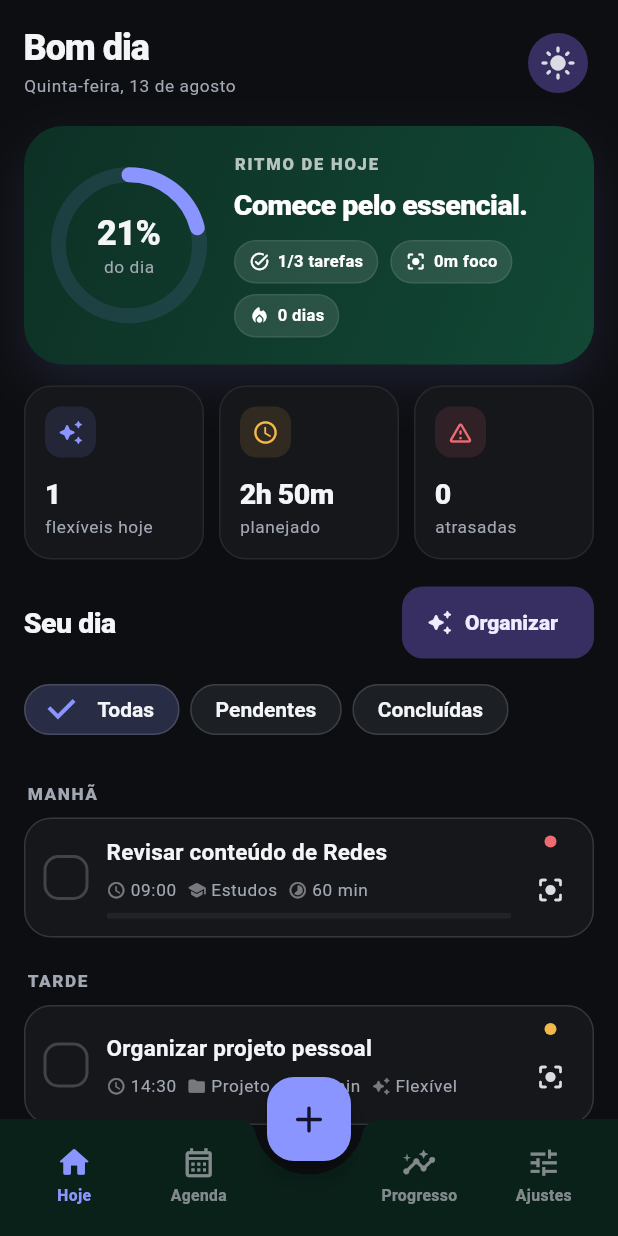
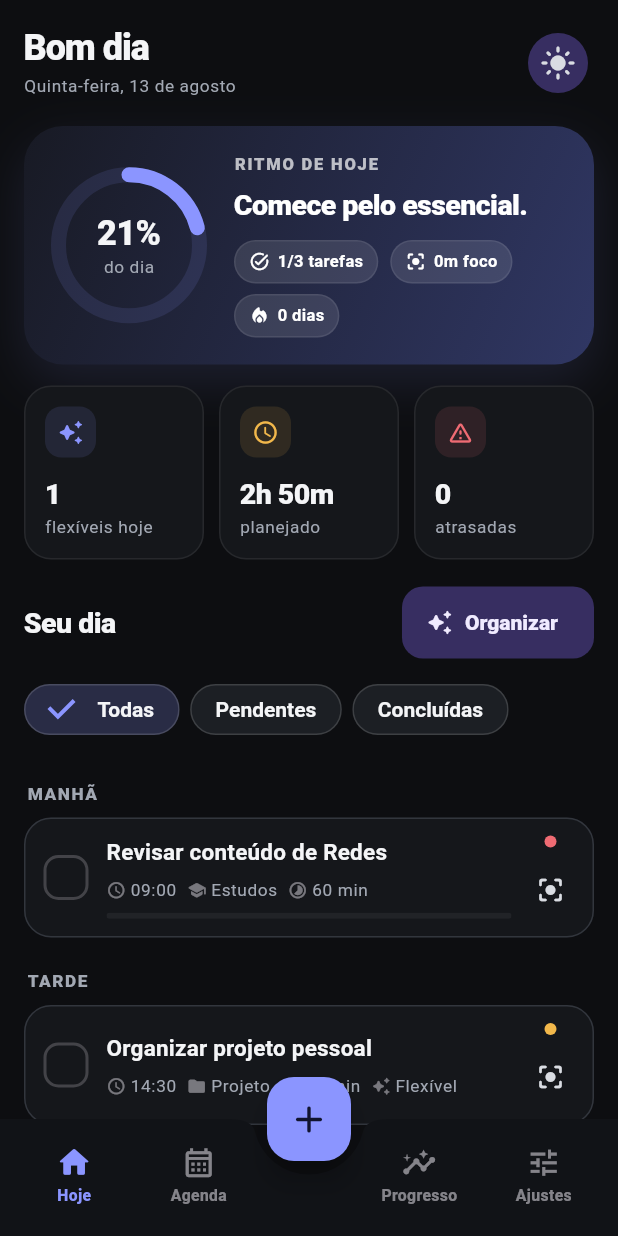
Before and after one commit to VictorAms12/RitmoAndroid, a Flutter app: the screen it shows after launch, on a phone screen of 412 x 824 dp. Run offline on Flutter 3.47's test engine with Material 3 defaults, Android fonts, the phone set to English and light mode, and no system bars; our stand-ins replace shared_preferences.

Commit message:
style: Ritmo 3.0.2 remove verde residual [skip ci]

```diff
--- a/lib/core/theme.dart
+++ b/lib/core/theme.dart
@@ -8,8 +8,8 @@ class RitmoColors {
   static const primaryDark = Color(0xFF8B95FF);
   static const violet = Color(0xFFA78BFA);
 
-  static const success = Color(0xFF35C48D);
-  static const mint = Color(0xFF35C48D);
+  static const success = Color(0xFF63A6F5);
+  static const mint = Color(0xFF63A6F5);
   static const amber = Color(0xFFF2B84B);
   static const danger = Color(0xFFEF6B73);
   static const info = Color(0xFF63A6F5);
--- a/lib/models/models.dart
+++ b/lib/models/models.dart
@@ -168,7 +168,7 @@ class RoutineItem {
     required this.startDate,
     this.time = '',
     this.category = 'Pessoal',
-    this.accent = 'green',
+    this.accent = 'indigo',
     this.reminderMinutes = -1,
     this.daysMask = 0,
     List<String>? doneDates,
@@ -215,7 +215,7 @@ class RoutineItem {
         startDate: (j['startDate'] ?? isoDate(DateTime.now())).toString(),
         time: (j['time'] ?? '').toString(),
         category: (j['category'] ?? 'Pessoal').toString(),
-        accent: (j['accent'] ?? 'green').toString(),
+        accent: (j['accent'] ?? 'indigo').toString(),
         reminderMinutes: (j['reminderMinutes'] as num?)?.toInt() ?? -1,
         daysMask: (j['daysMask'] as num?)?.toInt() ?? 0,
         doneDates: ((j['doneDates'] as List?) ?? []).map((e) => e.toString()).toList(),
--- a/lib/screens/progress_page.dart
+++ b/lib/screens/progress_page.dart
@@ -112,7 +112,7 @@ class ProgressPage extends StatelessWidget {
                       Heatmap30(values: state.last30Scores()),
                       const SizedBox(height: 12),
                       Text(
-                        'Quanto mais intenso o verde, maior foi a combinação de tarefas e hábitos concluídos naquele dia.',
+                        'Quanto mais intensa a cor, maior foi a combinação de tarefas e hábitos concluídos naquele dia.',
                         style: Theme.of(context).textTheme.bodySmall,
                       ),
                     ],
--- a/lib/screens/settings_page.dart
+++ b/lib/screens/settings_page.dart
@@ -266,7 +266,7 @@ class _SettingsPageState extends State<SettingsPage> {
             ListTile(
               contentPadding: EdgeInsets.zero,
               leading: const Icon(Icons.flutter_dash_rounded),
-              title: const Text('Ritmo 3.0.0'),
+              title: const Text('Ritmo 3.0.2'),
               subtitle: const Text(
                 'Primeira versão reconstruída em Flutter · dados locais · sem conta obrigatória.',
               ),
--- a/lib/screens/shell.dart
+++ b/lib/screens/shell.dart
@@ -147,7 +147,7 @@ class _RitmoBottomBar extends StatelessWidget {
     return BottomAppBar(
       height: 78,
       elevation: 18,
-      color: dark ? const Color(0xFF0A211A) : Colors.white,
+      color: dark ? const Color(0xFF111317) : Colors.white,
       shadowColor: Colors.black.withValues(alpha: .20),
       shape: const CircularNotchedRectangle(),
       notchMargin: 9,
--- a/lib/screens/today_page.dart
+++ b/lib/screens/today_page.dart
@@ -410,8 +410,8 @@ class _HeroSummary extends StatelessWidget {
           begin: Alignment.topLeft,
           end: Alignment.bottomRight,
           colors: Theme.of(context).brightness == Brightness.dark
-              ? const [Color(0xFF0D3025), Color(0xFF124835)]
-              : const [Color(0xFF166B52), Color(0xFF238362)],
+              ? const [Color(0xFF181A24), Color(0xFF303764)]
+              : const [Color(0xFF5965E8), Color(0xFF7768E8)],
         ),
         borderRadius: BorderRadius.circular(26),
         boxShadow: [
--- a/lib/sheets/editors.dart
+++ b/lib/sheets/editors.dart
@@ -520,7 +520,7 @@ class _RoutineEditorSheetState extends State<RoutineEditorSheet> {
       startDate: old?.startDate ?? widget.state.today,
       time: _time,
       category: _category,
-      accent: old?.accent ?? 'green',
+      accent: old?.accent ?? 'indigo',
       reminderMinutes: _reminder,
       daysMask: _frequency == 'custom' ? _buildDaysMask() : 0,
       doneDates: [...(old?.doneDates ?? const <String>[])],
--- a/pubspec.yaml
+++ b/pubspec.yaml
@@ -1,7 +1,7 @@
 name: ritmo
 description: Ritmo - gestão de rotina, hábitos, foco e planejamento.
 publish_to: "none"
-version: 3.0.1+9
+version: 3.0.2+10
 
 environment:
   sdk: ">=3.10.0 <4.0.0"
```
Also changed, not shown: 1 other file.
